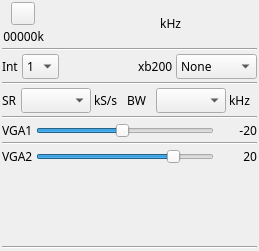
Above: plugins/samplesink/bladerfoutput/bladerfoutputgui.ui from f4exb/sdrangel before the change. Below: the same form after it.
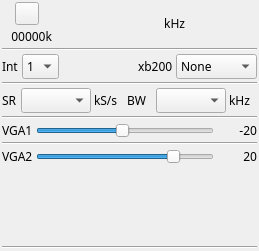
That is the form after the change. Icons and pictures are not drawn. Custom widgets are drawn as their Qt base class.

Commit message: BladeRF output plugin: corrected baseband samplerate display placeholder size

Patch:
```diff
--- a/plugins/samplesink/bladerfoutput/bladerfoutputgui.ui
+++ b/plugins/samplesink/bladerfoutput/bladerfoutputgui.ui
@@ -65,6 +65,12 @@
         <layout class="QHBoxLayout" name="deviceRateLayout">
          <item>
           <widget class="QLabel" name="deviceRateLabel">
+           <property name="minimumSize">
+            <size>
+             <width>50</width>
+             <height>0</height>
+            </size>
+           </property>
            <property name="toolTip">
             <string>I/Q sample rate kS/s</string>
            </property>
```
